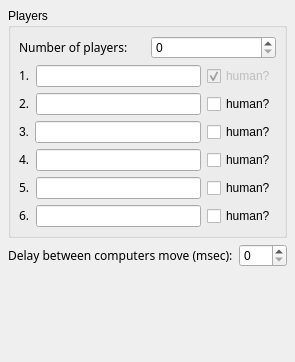
This is src/configPage.ui in KDE/kiriki as Qt 5 draws it before an edit. The edited form follows.
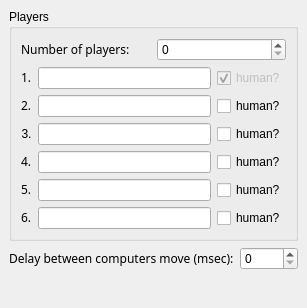
This is the edited form.

Commit message: for some reason the line 3 was a bit to off to the rest, fix it

Diff of the .ui file:
```diff
--- a/src/configPage.ui
+++ b/src/configPage.ui
@@ -8,8 +8,8 @@
    <rect>
     <x>0</x>
     <y>0</y>
-    <width>295</width>
-    <height>362</height>
+    <width>307</width>
+    <height>308</height>
    </rect>
   </property>
   <property name="windowTitle" >
@@ -17,7 +17,7 @@
   </property>
   <layout class="QVBoxLayout" >
    <property name="margin" >
-    <number>8</number>
+    <number>9</number>
    </property>
    <property name="spacing" >
     <number>6</number>
@@ -27,22 +27,28 @@
      <property name="title" >
       <string>Players</string>
      </property>
-     <layout class="QHBoxLayout" >
+     <layout class="QGridLayout" >
       <property name="margin" >
-       <number>8</number>
+       <number>9</number>
       </property>
       <property name="spacing" >
        <number>6</number>
       </property>
-      <item>
-       <layout class="QVBoxLayout" >
-        <property name="margin" >
-         <number>0</number>
+      <item row="3" column="1" >
+       <widget class="QLineEdit" name="kcfg_player3Name" >
+        <property name="text" >
+         <string/>
         </property>
-        <property name="spacing" >
-         <number>6</number>
+       </widget>
+      </item>
+      <item row="6" column="2" >
+       <widget class="QCheckBox" name="kcfg_player6IsHuman" >
+        <property name="text" >
+         <string>human?</string>
         </property>
-        <item>
+       </widget>
+      </item>
+      <item row="0" column="0" colspan="3" >
          <layout class="QHBoxLayout" >
           <property name="margin" >
            <number>0</number>
@@ -62,15 +68,45 @@
           </item>
          </layout>
         </item>
-        <item>
-         <layout class="QHBoxLayout" >
-          <property name="margin" >
-           <number>0</number>
-          </property>
-          <property name="spacing" >
-           <number>6</number>
-          </property>
-          <item>
+      <item row="3" column="0" >
+       <widget class="QLabel" name="label_2_2" >
+        <property name="text" >
+         <string>3.</string>
+        </property>
+        <property name="alignment" >
+         <set>Qt::AlignCenter</set>
+        </property>
+       </widget>
+      </item>
+      <item row="3" column="2" >
+       <widget class="QCheckBox" name="kcfg_player3IsHuman" >
+        <property name="text" >
+         <string>human?</string>
+        </property>
+       </widget>
+      </item>
+      <item row="2" column="0" >
+       <widget class="QLabel" name="label_2" >
+        <property name="text" >
+         <string>&lt;html>&lt;head>&lt;meta name="qrichtext" content="1" />&lt;/head>&lt;body style=" white-space: pre-wrap; font-family:Sans Serif; font-weight:400; font-style:normal; text-decoration:none;">&lt;p style=" margin-top:0px; margin-bottom:0px; margin-left:0px; margin-right:0px; -qt-block-indent:0; text-indent:0px;">2.&lt;/p>&lt;/body>&lt;/html></string>
+        </property>
+       </widget>
+      </item>
+      <item row="2" column="1" >
+       <widget class="QLineEdit" name="kcfg_player2Name" >
+        <property name="text" >
+         <string/>
+        </property>
+       </widget>
+      </item>
+      <item row="2" column="2" >
+       <widget class="QCheckBox" name="kcfg_player2IsHuman" >
+        <property name="text" >
+         <string>human?</string>
+        </property>
+       </widget>
+      </item>
+      <item row="1" column="0" >
            <widget class="QLabel" name="label" >
             <property name="enabled" >
              <bool>true</bool>
@@ -80,14 +116,14 @@
             </property>
            </widget>
           </item>
-          <item>
+      <item row="1" column="1" >
            <widget class="QLineEdit" name="kcfg_player1Name" >
             <property name="text" >
              <string/>
             </property>
            </widget>
           </item>
-          <item>
+      <item row="1" column="2" >
            <widget class="QCheckBox" name="player1IsHuman" >
             <property name="enabled" >
              <bool>false</bool>
@@ -100,165 +136,62 @@
             </property>
            </widget>
           </item>
-         </layout>
-        </item>
-        <item>
-         <layout class="QHBoxLayout" >
-          <property name="margin" >
-           <number>0</number>
-          </property>
-          <property name="spacing" >
-           <number>6</number>
-          </property>
-          <item>
-           <widget class="QLabel" name="label_2" >
-            <property name="text" >
-             <string>&lt;html>&lt;head>&lt;meta name=&quot;qrichtext&quot; content=&quot;1&quot; />&lt;/head>&lt;body style=&quot; white-space: pre-wrap; font-family:Sans Serif; font-weight:400; font-style:normal; text-decoration:none;&quot;>&lt;p style=&quot; margin-top:0px; margin-bottom:0px; margin-left:0px; margin-right:0px; -qt-block-indent:0; text-indent:0px;&quot;>2.&lt;/p>&lt;/body>&lt;/html></string>
-            </property>
-           </widget>
-          </item>
-          <item>
-           <widget class="QLineEdit" name="kcfg_player2Name" >
-            <property name="text" >
-             <string/>
-            </property>
-           </widget>
-          </item>
-          <item>
-           <widget class="QCheckBox" name="kcfg_player2IsHuman" >
-            <property name="text" >
-             <string>human?</string>
-            </property>
-           </widget>
-          </item>
-         </layout>
-        </item>
-        <item>
-         <layout class="QHBoxLayout" >
-          <property name="margin" >
-           <number>0</number>
-          </property>
-          <property name="spacing" >
-           <number>6</number>
-          </property>
-          <item>
-           <widget class="QLabel" name="label_2_2" >
-            <property name="text" >
-             <string>3.</string>
-            </property>
-           </widget>
-          </item>
-          <item>
-           <widget class="QLineEdit" name="kcfg_player3Name" >
-            <property name="text" >
-             <string/>
-            </property>
-           </widget>
-          </item>
-          <item>
-           <widget class="QCheckBox" name="kcfg_player3IsHuman" >
-            <property name="text" >
-             <string>human?</string>
-            </property>
-           </widget>
-          </item>
-         </layout>
-        </item>
-        <item>
-         <layout class="QHBoxLayout" >
-          <property name="margin" >
-           <number>0</number>
-          </property>
-          <property name="spacing" >
-           <number>6</number>
-          </property>
-          <item>
+      <item row="4" column="0" >
            <widget class="QLabel" name="label_2_2_2" >
             <property name="text" >
              <string>&lt;html>&lt;head>&lt;meta name=&quot;qrichtext&quot; content=&quot;1&quot; />&lt;/head>&lt;body style=&quot; white-space: pre-wrap; font-family:Sans Serif; font-weight:400; font-style:normal; text-decoration:none;&quot;>&lt;p style=&quot; margin-top:0px; margin-bottom:0px; margin-left:0px; margin-right:0px; -qt-block-indent:0; text-indent:0px;&quot;>4.&lt;/p>&lt;/body>&lt;/html></string>
             </property>
            </widget>
           </item>
-          <item>
+      <item row="4" column="1" >
            <widget class="QLineEdit" name="kcfg_player4Name" >
             <property name="text" >
              <string/>
             </property>
            </widget>
           </item>
-          <item>
+      <item row="4" column="2" >
            <widget class="QCheckBox" name="kcfg_player4IsHuman" >
             <property name="text" >
              <string>human?</string>
             </property>
            </widget>
           </item>
-         </layout>
-        </item>
-        <item>
-         <layout class="QHBoxLayout" >
-          <property name="margin" >
-           <number>0</number>
-          </property>
-          <property name="spacing" >
-           <number>6</number>
-          </property>
-          <item>
+      <item row="5" column="0" >
            <widget class="QLabel" name="label_2_3" >
             <property name="text" >
              <string>&lt;html>&lt;head>&lt;meta name=&quot;qrichtext&quot; content=&quot;1&quot; />&lt;/head>&lt;body style=&quot; white-space: pre-wrap; font-family:Sans Serif; font-weight:400; font-style:normal; text-decoration:none;&quot;>&lt;p style=&quot; margin-top:0px; margin-bottom:0px; margin-left:0px; margin-right:0px; -qt-block-indent:0; text-indent:0px;&quot;>5.&lt;/p>&lt;/body>&lt;/html></string>
             </property>
            </widget>
           </item>
-          <item>
+      <item row="5" column="1" >
            <widget class="QLineEdit" name="kcfg_player5Name" >
             <property name="text" >
              <string/>
             </property>
            </widget>
           </item>
-          <item>
+      <item row="5" column="2" >
            <widget class="QCheckBox" name="kcfg_player5IsHuman" >
             <property name="text" >
              <string>human?</string>
             </property>
            </widget>
           </item>
-         </layout>
-        </item>
-        <item>
-         <layout class="QHBoxLayout" >
-          <property name="margin" >
-           <number>0</number>
-          </property>
-          <property name="spacing" >
-           <number>6</number>
-          </property>
-          <item>
+      <item row="6" column="0" >
            <widget class="QLabel" name="label_2_3_2" >
             <property name="text" >
              <string>&lt;html>&lt;head>&lt;meta name=&quot;qrichtext&quot; content=&quot;1&quot; />&lt;/head>&lt;body style=&quot; white-space: pre-wrap; font-family:Sans Serif; font-weight:400; font-style:normal; text-decoration:none;&quot;>&lt;p style=&quot; margin-top:0px; margin-bottom:0px; margin-left:0px; margin-right:0px; -qt-block-indent:0; text-indent:0px;&quot;>6.&lt;/p>&lt;/body>&lt;/html></string>
             </property>
            </widget>
           </item>
-          <item>
+      <item row="6" column="1" >
            <widget class="QLineEdit" name="kcfg_player6Name" >
             <property name="text" >
              <string/>
             </property>
            </widget>
           </item>
-          <item>
-           <widget class="QCheckBox" name="kcfg_player6IsHuman" >
-            <property name="text" >
-             <string>human?</string>
-            </property>
-           </widget>
-          </item>
-         </layout>
-        </item>
-       </layout>
-      </item>
      </layout>
     </widget>
    </item>
```
Left out of the diff: 12 changed lines with no effect on the pictures. Lines whose indentation alone changed are shown as unchanged.
